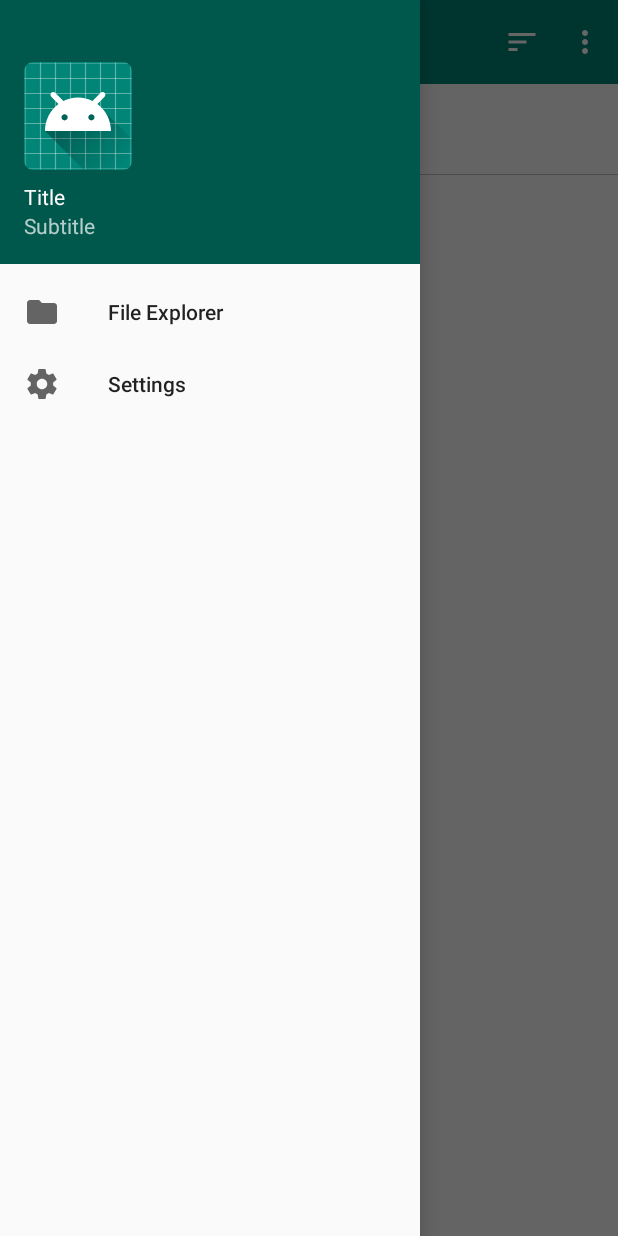
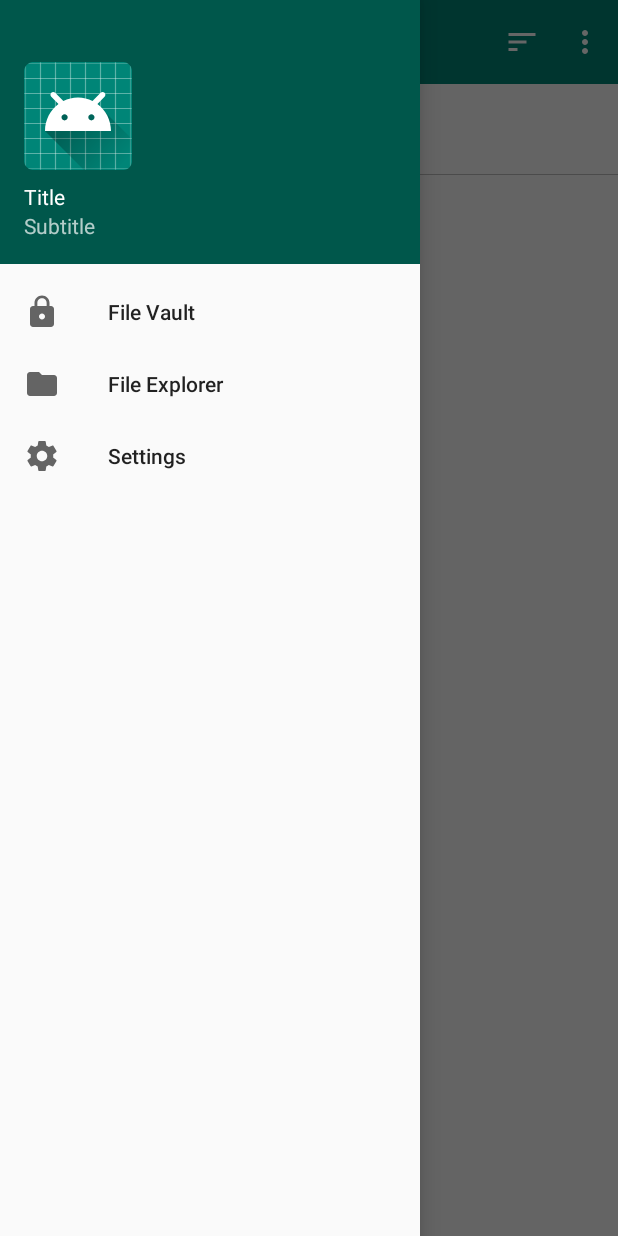
Before and after one commit to DustinBischke/Android-FileVault, an Android app: the FileExplorerActivity screen opened directly, with no data from a screen before it, with the side drawer open, on a phone screen of 412 x 824 dp. Run offline under Robolectric (Android 15) with nearby library versions, the phone set to English and light mode, and no system bars.

Commit message:
Added Vault to Drawer Menu

```diff
--- /dev/null
+++ b/app/src/main/res/drawable/ic_lock_24dp.xml
@@ -0,0 +1,5 @@
+<vector android:height="24dp" android:tint="#80868B"
+    android:viewportHeight="24.0" android:viewportWidth="24.0"
+    android:width="24dp" xmlns:android="http://schemas.android.com/apk/res/android">
+    <path android:fillColor="#FF000000" android:pathData="M18,8h-1L17,6c0,-2.76 -2.24,-5 -5,-5S7,3.24 7,6v2L6,8c-1.1,0 -2,0.9 -2,2v10c0,1.1 0.9,2 2,2h12c1.1,0 2,-0.9 2,-2L20,10c0,-1.1 -0.9,-2 -2,-2zM12,17c-1.1,0 -2,-0.9 -2,-2s0.9,-2 2,-2 2,0.9 2,2 -0.9,2 -2,2zM15.1,8L8.9,8L8.9,6c0,-1.71 1.39,-3.1 3.1,-3.1 1.71,0 3.1,1.39 3.1,3.1v2z"/>
+</vector>
--- a/app/src/main/res/menu/drawer.xml
+++ b/app/src/main/res/menu/drawer.xml
@@ -1,6 +1,11 @@
 <?xml version="1.0" encoding="utf-8"?>
 <menu xmlns:android="http://schemas.android.com/apk/res/android"
     xmlns:app="http://schemas.android.com/apk/res-auto">
+
+    <item
+        android:id="@+id/nav_file_vault"
+        android:icon="@drawable/ic_lock_24dp"
+        android:title="@string/app_name" />
 
     <item
         android:id="@+id/nav_file_explorer"
```
